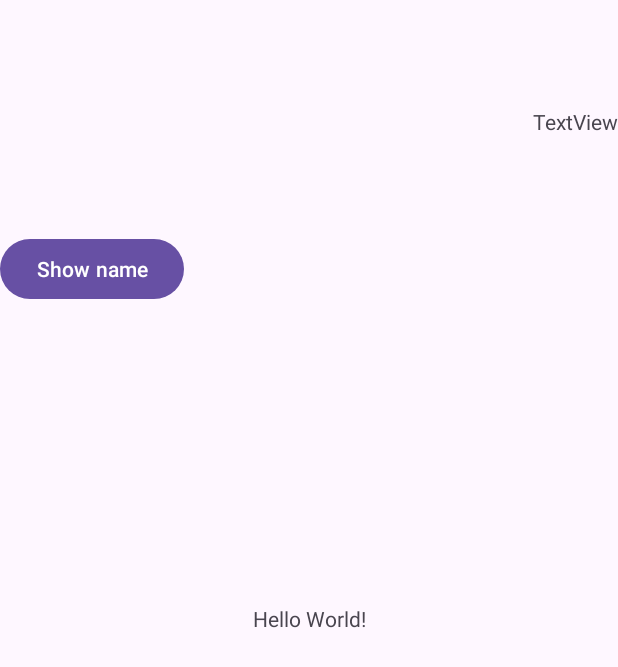
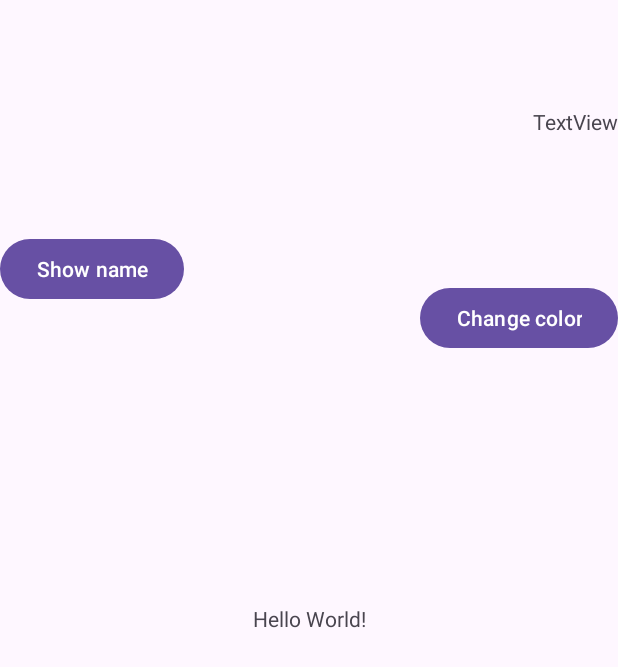
Before and after one commit to Shadow-Legacy/MyFirstLab, an Android app: the screen it shows after launch (MainActivity), on a phone screen of 412 x 824 dp. Shown: the top 667 px of the screen. Run offline under Robolectric (Android 15) with nearby library versions, the phone set to English and light mode, and no system bars.

Commit message:
Third commit

```diff
--- a/app/src/main/java/com/example/myfirstlab/MainActivity.java
+++ b/app/src/main/java/com/example/myfirstlab/MainActivity.java
@@ -10,7 +10,7 @@ import android.widget.TextView;
 public class MainActivity extends AppCompatActivity {
 
     TextView textView;
-    Button showBtn;
+    Button showBtn, changeClr;
 
     @Override
     protected void onCreate(Bundle savedInstanceState) {
@@ -19,11 +19,19 @@ public class MainActivity extends AppCompatActivity {
 
         textView = (TextView) findViewById(R.id.Hello);
         showBtn = (Button) findViewById(R.id.button);
+        changeClr = (Button) findViewById(R.id.buttonCh);
         showBtn.setOnClickListener(new View.OnClickListener() {
             @Override
             public void onClick(View view) {
                 textView.setText("my name is Alex");
             }
         });
+
+        changeClr.setOnClickListener(new View.OnClickListener() {
+            @Override
+            public void onClick(View view) {
+                textView.setTextColor(1);
+            }
+        });
     }
 }
--- a/app/src/main/res/layout/activity_main.xml
+++ b/app/src/main/res/layout/activity_main.xml
@@ -34,4 +34,13 @@
         app:layout_constraintEnd_toEndOf="parent"
         app:layout_constraintTop_toTopOf="parent" />
 
+    <Button
+        android:id="@+id/buttonCh"
+        android:layout_width="wrap_content"
+        android:layout_height="wrap_content"
+        android:layout_marginTop="188dp"
+        android:text="Change color"
+        app:layout_constraintEnd_toEndOf="parent"
+        app:layout_constraintTop_toTopOf="parent" />
+
 </androidx.constraintlayout.widget.ConstraintLayout>
```
